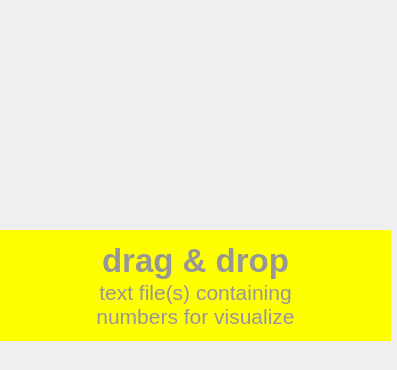
Before: the Qt Designer form gui/davis_gui.ui in DevToolsOrganization/matrix-data-visualization-DAVIS, drawn with Qt 5.
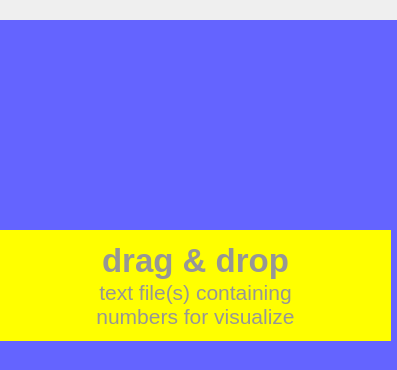
After: the same form once the commit is applied. Icons and pictures are not drawn.

```diff
--- a/gui/davis_gui.ui
+++ b/gui/davis_gui.ui
@@ -166,6 +166,28 @@
      </item>
     </layout>
    </widget>
+   <widget class="QLabel" name="label_gif">
+    <property name="geometry">
+     <rect>
+      <x>0</x>
+      <y>20</y>
+      <width>400</width>
+      <height>400</height>
+     </rect>
+    </property>
+    <property name="styleSheet">
+     <string notr="true">background-color: rgb(100, 100, 255) ;</string>
+    </property>
+    <property name="text">
+     <string/>
+    </property>
+   </widget>
+   <zorder>label_gif</zorder>
+   <zorder>label_text</zorder>
+   <zorder>label_doc</zorder>
+   <zorder>label_graph</zorder>
+   <zorder>label_arrow</zorder>
+   <zorder>frame_panel</zorder>
   </widget>
  </widget>
  <resources>
```
